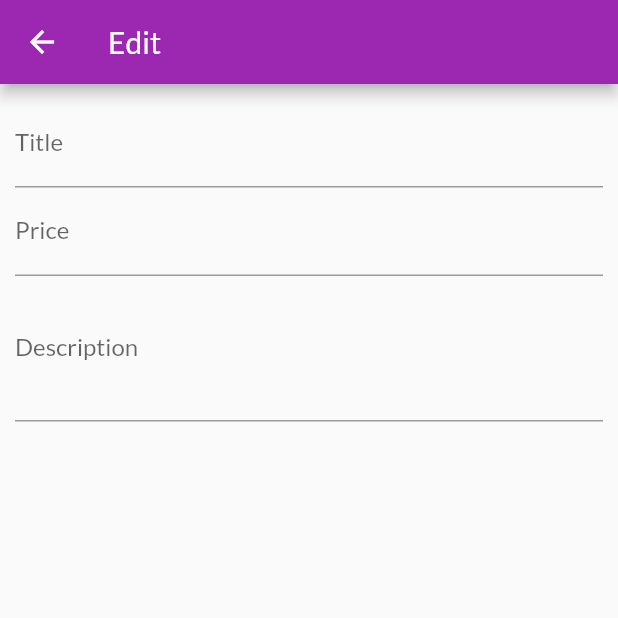
After one commit to vsl-mike/flShopApp, a Flutter app: the EditProduct screen opened by its route, on a phone screen of 412 x 824 dp, the top half of it. The commit adds this screen. Run offline on Flutter 3.47's test engine with Material 2 defaults, Android fonts, the phone set to English and light mode, and no system bars; network calls fail.

Commit message:
add manage product page + edit page with title price description

```diff
--- a/lib/main.dart
+++ b/lib/main.dart
@@ -7,6 +7,8 @@ import './screens/product_detail.dart';
 import './screens/cart.dart';
 import './providers/orders.dart';
 import './screens/orders.dart';
+import './screens/manage_products.dart';
+import './screens/editing_product.dart';
 
 void main() => runApp(MyApp());
 
@@ -36,6 +38,8 @@ class MyApp extends StatelessWidget {
           ProductDetailScreen.routeName: (ctx) => ProductDetailScreen(),
           CartScreen.routeName: (ctx) => CartScreen(),
           OrdersScreen.routeName: (ctx) => OrdersScreen(),
+          ManageProductsScreen.routeName: (ctx) => ManageProductsScreen(),
+          EditProduct.routeName: (ctx) => EditProduct(),
         },
       ),
     );
--- /dev/null
+++ b/lib/screens/editing_product.dart
@@ -0,0 +1,61 @@
+import 'package:flutter/material.dart';
+
+class EditProduct extends StatefulWidget {
+  static const String routeName = '/edit-product';
+  final _focusPrice = FocusNode();
+  final _focusDescription = FocusNode();
+  @override
+  _EditProductState createState() => _EditProductState();
+}
+
+class _EditProductState extends State<EditProduct> {
+  @override
+  void dispose() {
+    widget._focusPrice.dispose();
+    widget._focusDescription.dispose();
+    super.dispose();
+  }
+
+  @override
+  Widget build(BuildContext context) {
+    return Scaffold(
+      appBar: AppBar(
+        title: Text('Edit'),
+      ),
+      body: Form(
+        child: Padding(
+          padding: const EdgeInsets.all(10),
+          child: SingleChildScrollView(
+            child: Column(
+              children: <Widget>[
+                TextFormField(
+                  textInputAction: TextInputAction.next,
+                  decoration: InputDecoration(labelText: 'Title'),
+                  onFieldSubmitted: (_) {
+                    FocusScope.of(context).requestFocus(widget._focusPrice);
+                  },
+                ),
+                TextFormField(
+                  textInputAction: TextInputAction.next,
+                  decoration: InputDecoration(labelText: 'Price'),
+                  keyboardType: TextInputType.number,
+                  focusNode: widget._focusPrice,
+                  onFieldSubmitted: (_) {
+                    FocusScope.of(context)
+                        .requestFocus(widget._focusDescription);
+                  },
+                ),
+                TextFormField(
+                  decoration: InputDecoration(labelText: 'Description'),
+                  keyboardType: TextInputType.multiline,
+                  maxLines: 3,
+                  focusNode: widget._focusDescription,
+                ),
+              ],
+            ),
+          ),
+        ),
+      ),
+    );
+  }
+}
```
Also changed, not shown: lib/screens/manage_products.dart (added, +17 -0 lines), lib/widgets/drawer.dart (+11 -1 lines), lib/widgets/manage_view.dart (added, +46 -0 lines), 3 other files.
